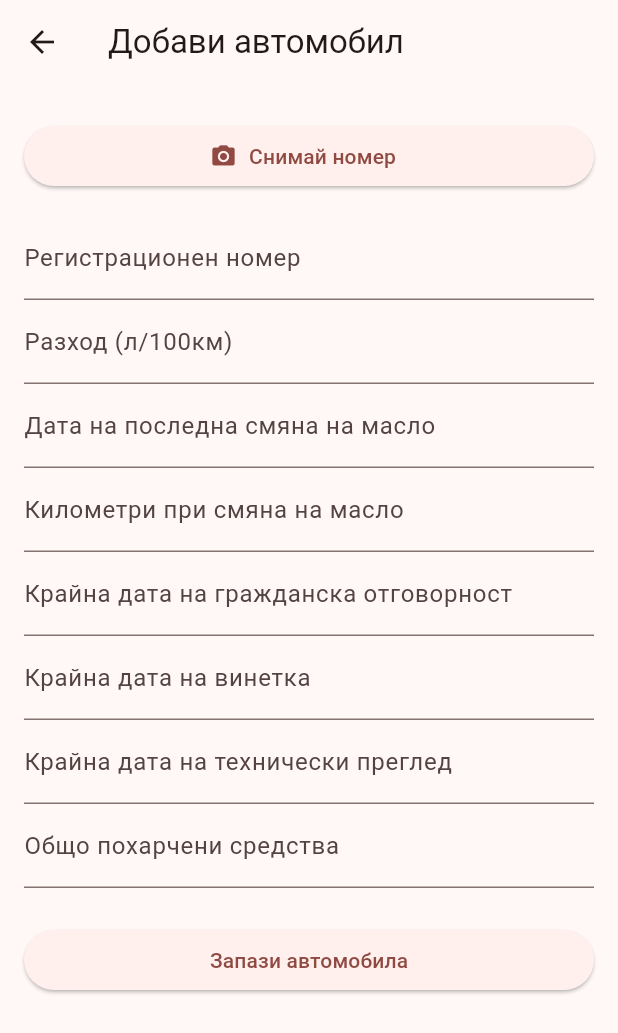
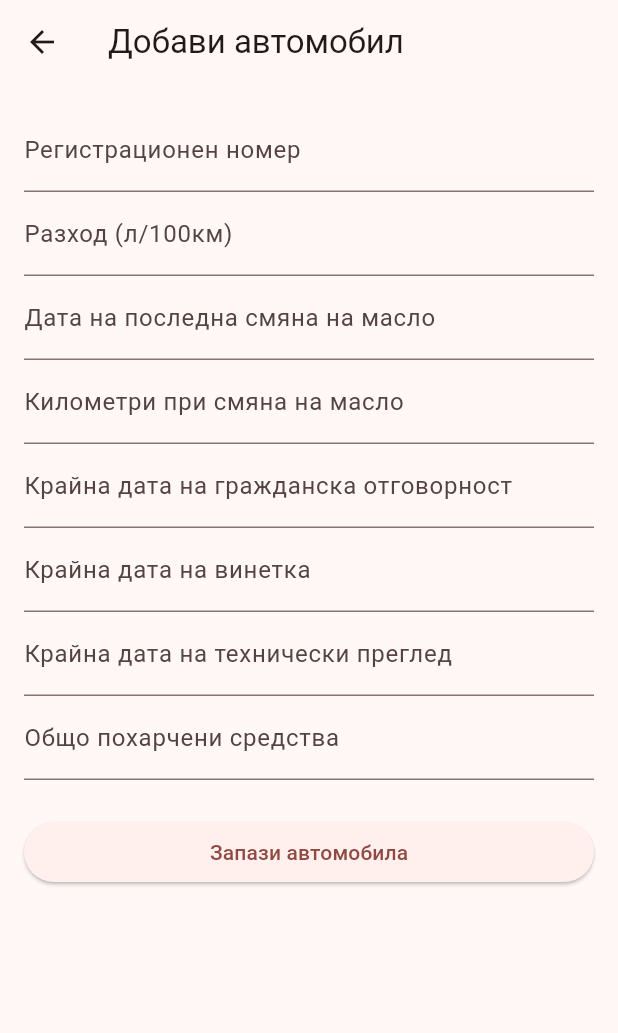
Before and after one commit to Toty8/Car_Diary, a Flutter app: the AddCarScreen screen opened directly with empty values, on a phone screen of 412 x 824 dp. Shown: the top 1033 px of the screen. Run offline on Flutter 3.47's test engine with Material 3 defaults, Android fonts, the phone set to English and light mode, and no system bars; our stand-ins replace image_picker, sqflite; accounts and stored records are empty.

Commit message:
Fix add car view

```diff
--- a/lib/Views/add_car_screen.dart
+++ b/lib/Views/add_car_screen.dart
@@ -28,21 +28,6 @@ class _AddCarScreenState extends State<AddCarScreen> {
 
   File? _capturedImage;
   final picker = ImagePicker();
-
-  Future<void> _pickImageFromCamera() async {
-    final pickedFile = await picker.pickImage(source: ImageSource.camera);
-
-    if (pickedFile != null) {
-      setState(() {
-        _capturedImage = File(pickedFile.path);
-      });
-
-      // TODO Тук ще добавим OCR по-късно
-      ScaffoldMessenger.of(context).showSnackBar(
-        const SnackBar(content: Text('Заснета е снимка – OCR предстои')),
-      );
-    }
-  }
 
   Future<void> _saveCar() async {
     if (_formKey.currentState!.validate()) {
@@ -76,17 +61,6 @@ class _AddCarScreenState extends State<AddCarScreen> {
           key: _formKey,
           child: ListView(
             children: [
-              if (_capturedImage != null)
-                Image.file(_capturedImage!, height: 150),
-
-              const SizedBox(height: 8),
-              ElevatedButton.icon(
-                icon: const Icon(Icons.camera_alt),
-                label: const Text('Снимай номер'),
-                onPressed: _pickImageFromCamera,
-              ),
-              const SizedBox(height: 16),
-
               TextFormField(
                 decoration: const InputDecoration(labelText: 'Регистрационен номер'),
                 validator: (value) => value!.isEmpty ? 'Въведи номер' : null,
```
